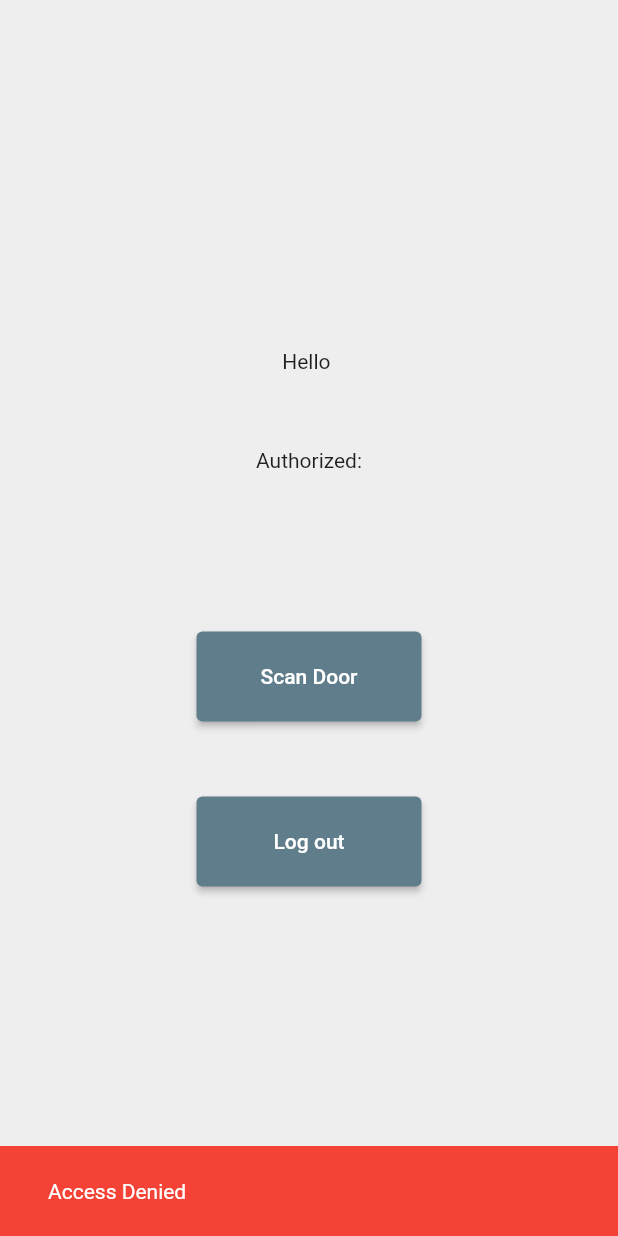
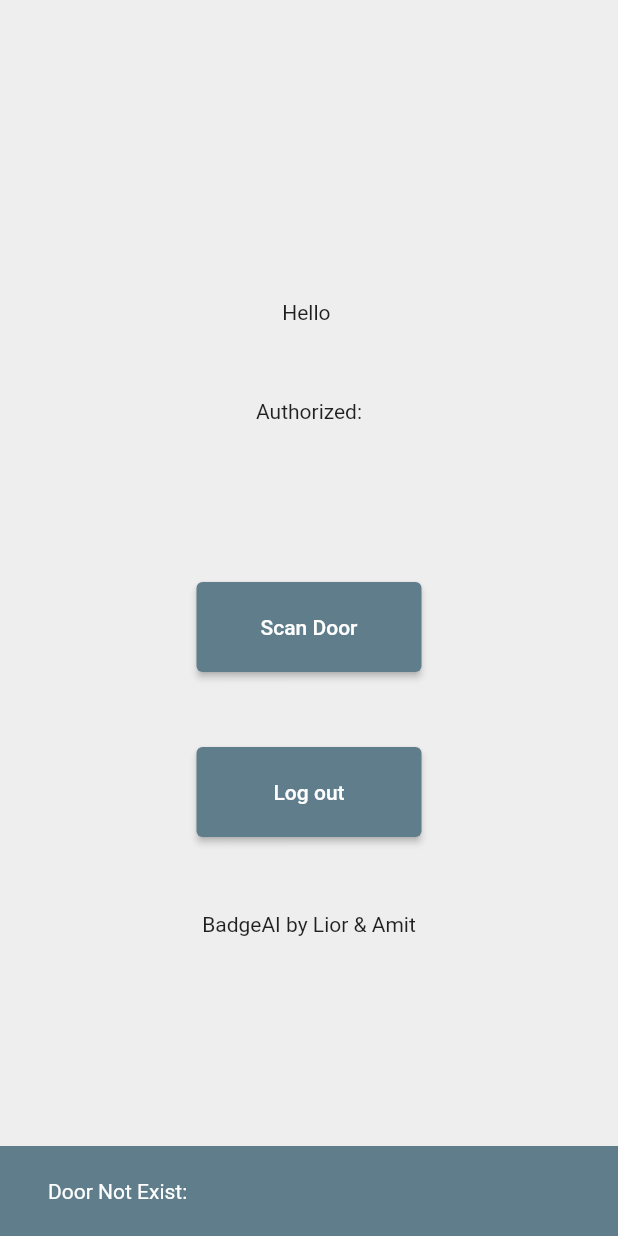
Before and after one commit to AmitTzah/Badge_AI, a Flutter app: the HomeScreen screen opened by its route, after a tap on "Scan Door", on a phone screen of 412 x 824 dp. Run offline on Flutter 3.47's test engine with Material 2 defaults, Android fonts, the phone set to English and light mode, and no system bars; our stand-ins replace cloud_firestore, firebase_auth, firebase_core, firebase_database, local_auth, sizer; missing offline and left inert: flutter_barcode_scanner; accounts and stored records are empty.

Commit message:
Added DoorNotEixst;Names; Fixed buggs

```diff
--- a/lib/pages/home.dart
+++ b/lib/pages/home.dart
@@ -32,6 +32,7 @@ class _HomeScreenState extends State<HomeScreen> {
   bool needLocalAuth = false;
   bool locked = false;
   bool isAuth = false;
+  bool doorExist = false;
   @override
   void initState() {
     super.initState();
@@ -40,7 +41,7 @@ class _HomeScreenState extends State<HomeScreen> {
   Future<void> startBarcodeScanStream() async {
     FlutterBarcodeScanner.getBarcodeStreamReceiver(
             '#ff6666', 'Cancel', true, ScanMode.BARCODE)!
-        .listen((barcode) => print(barcode));
+        .listen((barcode) => true);
   }
 
   Future<void> checkUserAuth() async {
@@ -48,6 +49,7 @@ class _HomeScreenState extends State<HomeScreen> {
     uid = _firebaseAuth.currentUser!.uid;
     bool needAuth = false;
     bool isLocked = false;
+    bool exist = false;
     var collection = FirebaseFirestore.instance.collection('users');
     var docSnapshot = await collection.doc(uid).get();
     if (docSnapshot.exists) {
@@ -56,11 +58,13 @@ class _HomeScreenState extends State<HomeScreen> {
         res = 1;
       }
     }
-
     var doors = FirebaseFirestore.instance.collection('doors');
     var door = await doors.doc('doors').get();
     if (door.exists) {
       Map<String, dynamic>? doorData = door.data();
+      if (doorData?[_scanBarcode] == true) {
+        exist = true;
+      }
       if (doorData?['$_scanBarcode/local_auth'] == true) {
         needAuth = true;
       }
@@ -73,6 +77,7 @@ class _HomeScreenState extends State<HomeScreen> {
       scannedRes = res;
       locked = isLocked;
       needLocalAuth = needAuth;
+      doorExist = exist;
     });
   }
 
@@ -153,9 +158,10 @@ class _HomeScreenState extends State<HomeScreen> {
                     await scanQR();
                     await checkUserAuth();
                     final open = _scanBarcode + "/Open";
-                    if (scannedRes == 1 && locked == false) {
+                    if (scannedRes == 1 &&
+                        locked == false &&
+                        doorExist == true) {
                       if (needLocalAuth == true) {
-                        //Local_auth bio needed
                         await bioLocalAuth();
                         if (isAuth == true) {
                           await widget.db.child(open).set(1);
@@ -178,7 +184,7 @@ class _HomeScreenState extends State<HomeScreen> {
                             backgroundColor: Colors.green,
                             content: Padding(
                               padding: const EdgeInsets.all(8.0),
-                              child: Text("Access Granted  $_scanBarcode"),
+                              child: Text("Access Granted:  $_scanBarcode"),
                             ),
                             duration: const Duration(seconds: 5),
                           ),
@@ -186,14 +192,25 @@ class _HomeScreenState extends State<HomeScreen> {
                       }
                     } else {
                       //User cant access door
-                      if (scannedRes == 0) {
+                      if (doorExist == false) {
+                        ScaffoldMessenger.of(context).showSnackBar(
+                          SnackBar(
+                            backgroundColor: Colors.blueGrey,
+                            content: Padding(
+                              padding: const EdgeInsets.all(8.0),
+                              child: Text('Door Not Exist:  $_scanBarcode'),
+                            ),
+                            duration: const Duration(seconds: 5),
+                          ),
+                        );
+                      } else if (scannedRes == 0) {
                         await widget.db.child(open).set(2);
                         ScaffoldMessenger.of(context).showSnackBar(
                           SnackBar(
                             backgroundColor: Colors.red,
                             content: Padding(
                               padding: const EdgeInsets.all(8.0),
-                              child: Text('Access Denied  $_scanBarcode'),
+                              child: Text('Access Denied:  $_scanBarcode'),
                             ),
                             duration: const Duration(seconds: 5),
                           ),
@@ -206,7 +223,7 @@ class _HomeScreenState extends State<HomeScreen> {
                             backgroundColor: Colors.orange,
                             content: Padding(
                               padding: const EdgeInsets.all(8.0),
-                              child: Text('Door Locked  $_scanBarcode'),
+                              child: Text('Door Locked:  $_scanBarcode'),
                             ),
                             duration: const Duration(seconds: 5),
                           ),
@@ -230,7 +247,9 @@ class _HomeScreenState extends State<HomeScreen> {
                       Navigator.of(context).pushNamed(RouteManager.login);
                     }
                   }),
-            )
+            ),
+            const SizedBox(height: 50),
+            const Text('BadgeAI by Lior & Amit')
           ],
         ),
       ),
--- a/lib/pages/login.dart
+++ b/lib/pages/login.dart
@@ -161,10 +161,12 @@ class _LoginScreenState extends State<LoginScreen> {
                                   fontSize: 19.sp,
                                   fontWeight: FontWeight.bold,
                                   color: Colors.black),
-                            )
+                            ),
                           ],
                         ),
-                      )
+                      ),
+                      const SizedBox(height: 50),
+                      const Text('BadgeAI by Lior & Amit')
                     ],
                   ),
                 ),
```
Also changed, not shown: lib/main.dart (+1 -10 lines), lib/pages/register.dart (+5 -4 lines).
